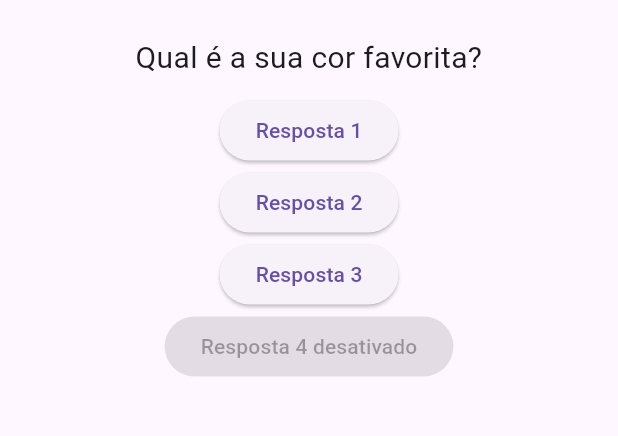
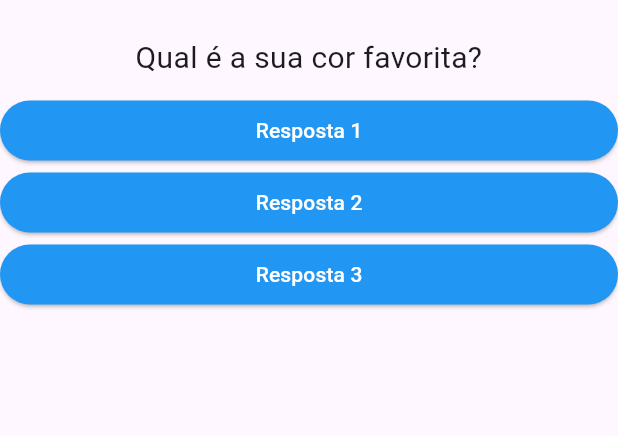
Before and after one commit to Anderlan-Nunes/perguntas, a Flutter app: the screen it shows after launch, on a phone screen of 412 x 824 dp, the part 63-499 px from its top. Run offline on Flutter 3.47's test engine with Material 3 defaults, Android fonts, the phone set to English and light mode, and no system bars.

Commit message:
feat: criar widget 'resposta' para componentização do código

```diff
--- a/lib/main.dart
+++ b/lib/main.dart
@@ -1,5 +1,6 @@
 import 'package:flutter/material.dart';
 import 'package:projeto_perguntas/questao.dart';
+import 'package:projeto_perguntas/respostas.dart';
 
 void main() {
   runApp(const PerguntaApp());
@@ -12,7 +13,6 @@ class PerguntaAppState extends State<PerguntaApp> {
     setState(() {
       perguntaSelecionada++;
     });
-    print(perguntaSelecionada);
   }
 
   @override
@@ -33,27 +33,9 @@ class PerguntaAppState extends State<PerguntaApp> {
           children: [
             Questao(perguntas[perguntaSelecionada]),
             // isso é uma class um widiget(component) que eu chamo o construtor passando parametros para ela
-            ElevatedButton(
-              onPressed:
-                  responder, // exite um diferenca entre chamar uma função ou passar ela como passar metodo responder() como parametro tira o ()
-              child: const Text('Resposta 1'),
-            ),
-            ElevatedButton(
-              onPressed: responder,
-              // () {
-              //   print('Resposta 2 função!');
-              // },
-              child: const Text('Resposta 2'),
-            ),
-            ElevatedButton(
-              onPressed: responder,
-              // () => print('Resposta 3 pela arrow'),
-              child: const Text('Resposta 3'),
-            ),
-            const ElevatedButton(
-              onPressed: null,
-              child: Text('Resposta 4 desativado'),
-            ),
+            Respostas('Resposta 1', responder),
+            Respostas('Resposta 2', responder),
+            Respostas('Resposta 3', responder),
           ],
         ),
       ),
@@ -76,3 +58,13 @@ Essa "super.key" se trata de uma chave única que todo widget possui que serve p
 
 Já o "override" se trata de algo relacionada a Orientação a Objeto e também se relaciona com o "extends". Pode ficar um pouco confuso, mas você vai entender melhor durante o curso. No seu print, por exemplo, a classe "PerguntaApp" está herdando da classe "StatelessWidget" através do "extends". Ao utilizar o método "build" da linha 11 dentro do "PerguntaApp" é necessário usar o "override" por conta que esse método já existe dentro da classe "StatelessWidget", então para poder utilizar algo que já existe e foi herdado através do "extends" você precisa usar o "override" para sobreescrever aquele método que já existia e poder usar da forma como você quer.
  */
+
+/**
+ *             Questao(perguntas[perguntaSelecionada]),
+            // isso é uma class um widiget(component) que eu chamo o construtor passando parametros para ela
+            ElevatedButton(
+              onPressed:
+                  responder, // exite um diferenca entre chamar uma função ou passar ela como passar metodo responder() como parametro tira o ()
+              child: const Text('Resposta 1'),
+            ),
+ */
--- /dev/null
+++ b/lib/respostas.dart
@@ -0,0 +1,24 @@
+import 'package:flutter/material.dart';
+
+class Respostas extends StatelessWidget {
+  final String texto;
+  final void Function() onSelected;
+  const Respostas(this.texto, this.onSelected, {super.key});
+
+  @override
+  Widget build(BuildContext context) {
+    return SizedBox(
+      width: double.infinity,
+      child: ElevatedButton(
+        style: ElevatedButton.styleFrom(
+          backgroundColor: Colors.blue,
+          foregroundColor: Colors.white,
+          disabledBackgroundColor: Colors.blue.withOpacity(0.5),
+          disabledForegroundColor: Colors.white,
+        ),
+        onPressed: onSelected,
+        child: Text(texto),
+      ),
+    );
+  }
+}
```
